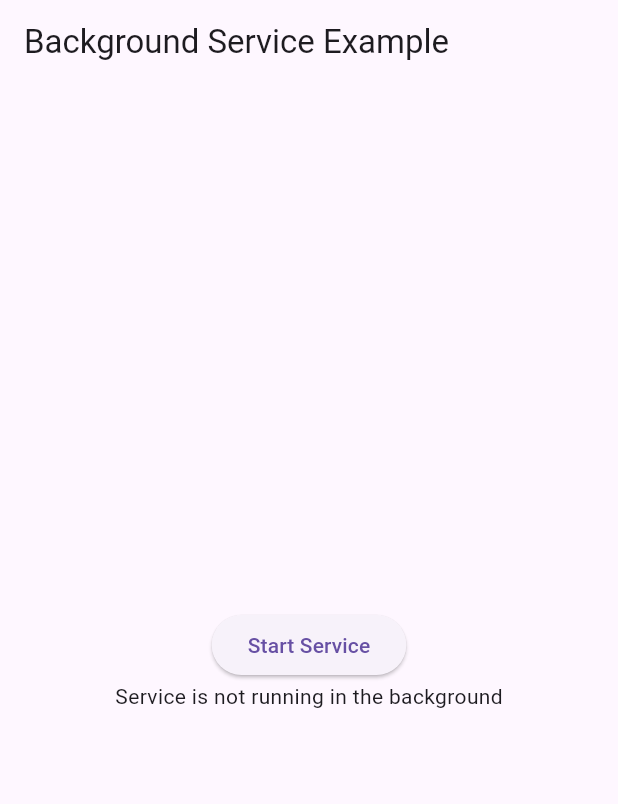
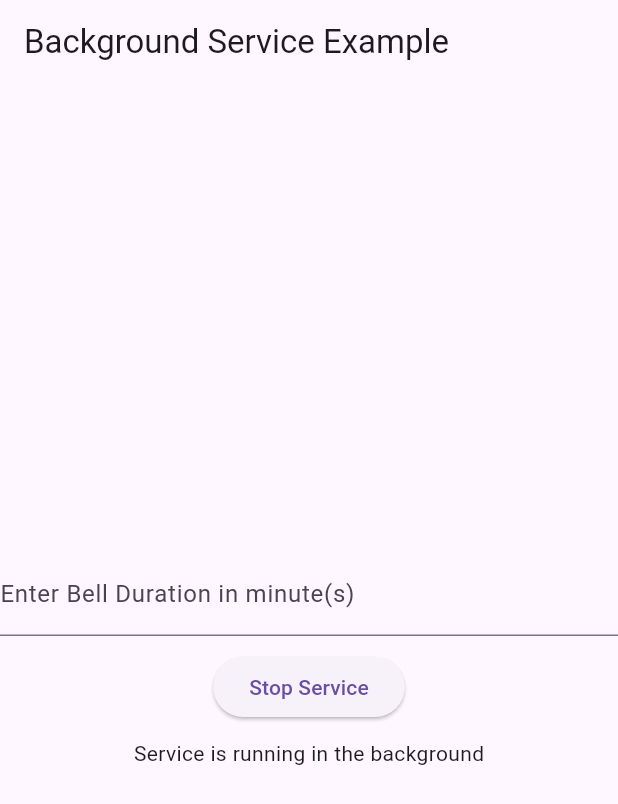
Before and after one commit to sawin0/repeatated_background_service, a Flutter app: the screen it shows after launch, after a tap on "Start Service", on a phone screen of 412 x 824 dp. Shown: the top 804 px of the screen. Run offline on Flutter 3.47's test engine with Material 3 defaults, Android fonts, the light colour scheme and no system bars; our stand-ins replace flutter_local_notifications, flutter_timezone, just_audio, permission_handler, shared_preferences, timezone; missing offline and left inert: audio_session, flutter_background_service.

Commit message:
fix: foreground service enabled

```diff
--- a/lib/background_service.dart
+++ b/lib/background_service.dart
@@ -24,7 +24,7 @@ Future<void> initializeService() async {
     androidConfiguration: AndroidConfiguration(
       onStart: onServiceStart,
       autoStart: isSet,
-      isForegroundMode: false,
+      isForegroundMode: true,
       autoStartOnBoot: true,
       initialNotificationTitle: 'Background Service',
       initialNotificationContent: 'Service is running',
@@ -51,19 +51,23 @@ void onServiceStart(ServiceInstance service) async {
     const AudioSessionConfiguration.speech(),
   );
 
+  final int interval = await getTime();
+  final Duration duration = Duration(minutes: interval);
+  print(duration);
+
   // Listen for stop service signal
   service.on('stopService').listen((event) {
     service.stopSelf();
   });
 
-  Timer.periodic(const Duration(seconds: 15), (timer) async {
+  Timer.periodic(duration, (timer) async {
     // Play sound in the background
     await playSound();
     NotificationService.scheduleNotification(
         id: 1,
         title: 'Background Service',
         body: 'Service is running',
-        scheduledDate: DateTime.now().add(const Duration(seconds: 15)));
+        scheduledDate: DateTime.now().add(duration));
   });
 }
 
--- a/lib/main.dart
+++ b/lib/main.dart
@@ -21,10 +21,17 @@ Future<void> main() async {
   ));
 }
 
-class MyApp extends StatelessWidget {
-  const MyApp({super.key, required this.isSet});
+class MyApp extends StatefulWidget {
+  MyApp({super.key, required this.isSet});
 
-  final bool isSet;
+  late bool isSet;
+
+  @override
+  State<MyApp> createState() => _MyAppState();
+}
+
+class _MyAppState extends State<MyApp> {
+  final TextEditingController _controller = TextEditingController();
 
   @override
   Widget build(BuildContext context) {
@@ -32,24 +39,37 @@ class MyApp extends StatelessWidget {
       home: Scaffold(
         appBar: AppBar(title: Text('Background Service Example')),
         body: Column(
+          spacing: 10,
           mainAxisAlignment: MainAxisAlignment.center,
           children: <Widget>[
-            isSet
+            TextFormField(
+              controller: _controller,
+              decoration: const InputDecoration(
+                labelText: 'Enter Bell Duration in minute(s)',
+              ),
+            ),
+            widget.isSet
                 ? ElevatedButton(
                     onPressed: () {
                       // Stop the background service
+                      widget.isSet = false;
                       storeData(false);
+                      _controller.text = '0';
                       FlutterBackgroundService().invoke('stopService');
+                      setState(() {});
                     },
                     child: Text('Stop Service'))
                 : ElevatedButton(
                     onPressed: () {
                       // Stop the background service
+                      widget.isSet = true;
                       storeData(true);
+                      storeTime();
                       FlutterBackgroundService().startService();
+                      setState(() {});
                     },
                     child: Text('Start Service')),
-            isSet
+            widget.isSet
                 ? const Center(
                     child: Text('Service is running in the background'))
                 : const Center(
@@ -59,14 +79,28 @@ class MyApp extends StatelessWidget {
       ),
     );
   }
+
+  void storeData(bool isSet) async {
+    final SharedPreferences prefs = await SharedPreferences.getInstance();
+
+    await prefs.setBool('bell', isSet);
+  }
+
+  void storeTime() async {
+    final SharedPreferences prefs = await SharedPreferences.getInstance();
+
+    await prefs.setInt('time', int.tryParse(_controller.text) ?? 0);
+  }
 }
 
-void storeData(bool isSet) async {
+@pragma('vm:entry-point')
+Future<int> getTime() async {
   final SharedPreferences prefs = await SharedPreferences.getInstance();
 
-  await prefs.setBool('bell', isSet);
+  return prefs.getInt('time') ?? 0;
 }
 
+@pragma('vm:entry-point')
 Future<bool> getData() async {
   final SharedPreferences prefs = await SharedPreferences.getInstance();
 
```
Also changed, not shown: 2 other files.
